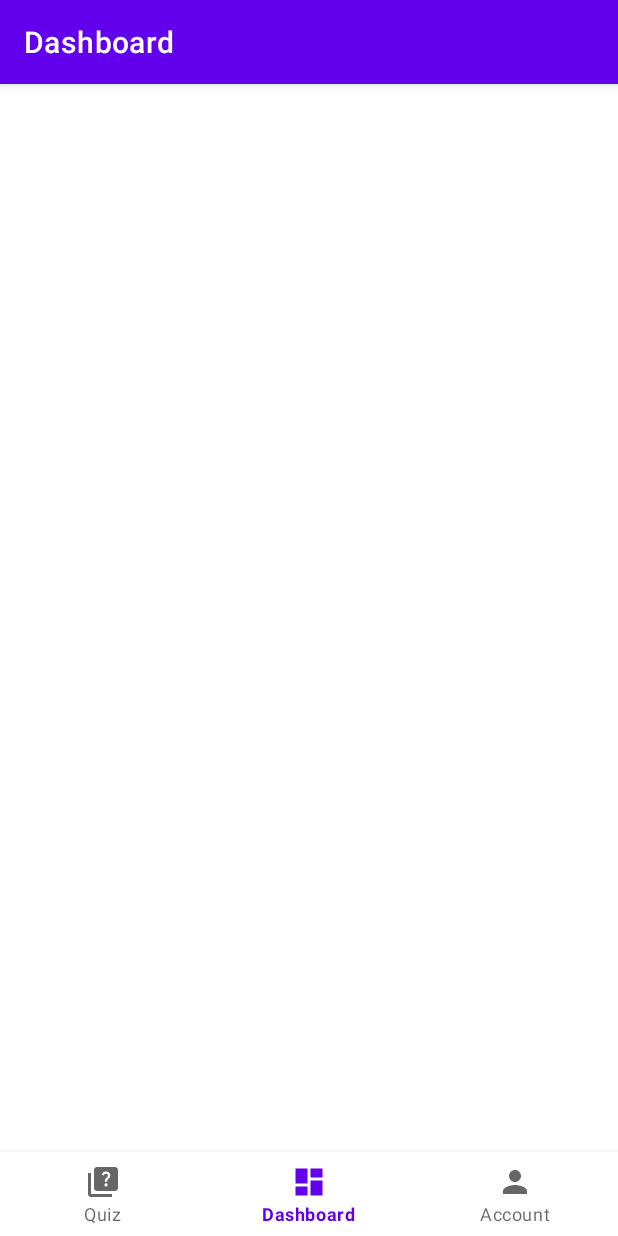
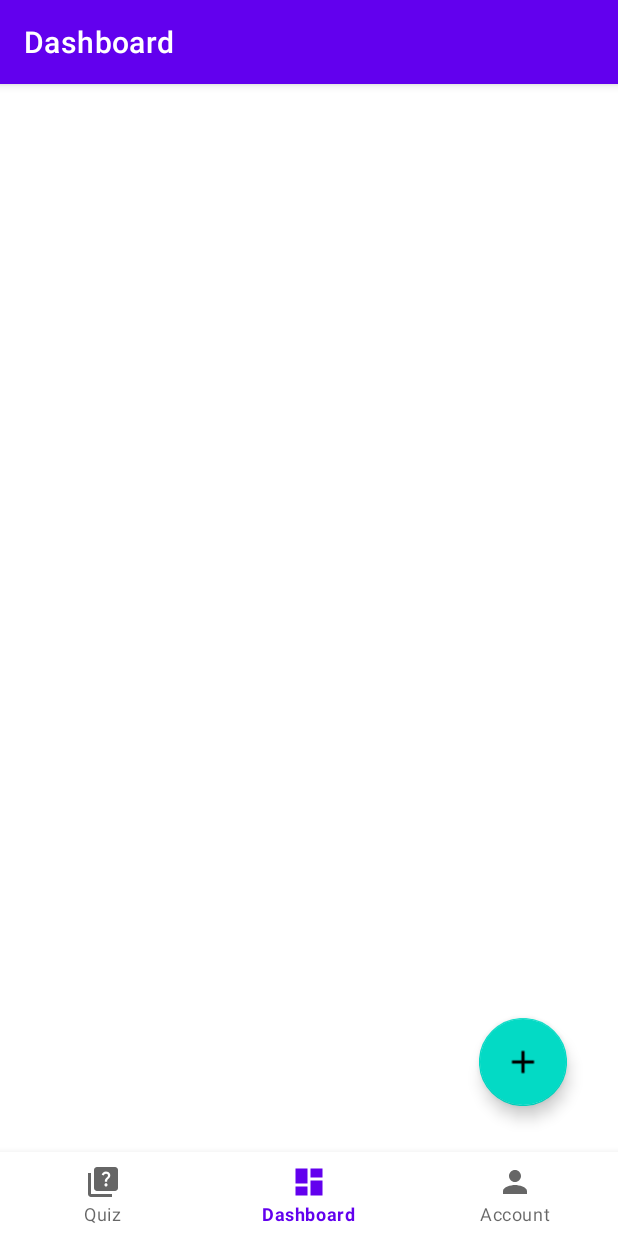
Before and after one commit to A-Ghasabyan/MathPlot, an Android app: the screen it shows after launch (MainActivity), on a phone screen of 412 x 824 dp. Run offline under Robolectric (Android 15) with nearby library versions, the phone set to English and light mode, and no system bars; our stand-ins replace navigation-ui.

Commit message:
Commit Message

```diff
--- a/app/build.gradle.kts
+++ b/app/build.gradle.kts
@@ -43,6 +43,7 @@ dependencies {
     implementation(libs.lifecycle.viewmodel.ktx)
     implementation(libs.navigation.fragment)
     implementation(libs.navigation.ui)
+    implementation(libs.mpandroidchart)
     testImplementation(libs.junit)
     androidTestImplementation(libs.ext.junit)
     androidTestImplementation(libs.espresso.core)
--- a/app/src/main/java/com/example/myapplication/ui/dashboard/DashboardFragment.java
+++ b/app/src/main/java/com/example/myapplication/ui/dashboard/DashboardFragment.java
@@ -10,7 +10,9 @@ import androidx.annotation.NonNull;
 import androidx.fragment.app.Fragment;
 import androidx.lifecycle.ViewModelProvider;
 
+import com.example.myapplication.R;
 import com.example.myapplication.databinding.FragmentDashboardBinding;
+import com.google.android.material.snackbar.Snackbar;
 
 public class DashboardFragment extends Fragment {
 
@@ -24,6 +26,12 @@ public class DashboardFragment extends Fragment {
         binding = FragmentDashboardBinding.inflate(inflater, container, false);
         View root = binding.getRoot();
 
+        binding.fab.setOnClickListener(new View.OnClickListener() {
+            @Override
+            public void onClick(View view) {
+            }
+        });
+
         return root;
     }
 
--- /dev/null
+++ b/app/src/main/res/drawable/baseline_add_24.xml
@@ -0,0 +1,5 @@
+<vector xmlns:android="http://schemas.android.com/apk/res/android" android:height="24dp" android:tint="#000000" android:viewportHeight="24" android:viewportWidth="24" android:width="24dp">
+
+    <path android:fillColor="@android:color/white" android:pathData="M19,13h-6v6h-2v-6H5v-2h6V5h2v6h6v2z"/>
+
+</vector>
--- a/app/src/main/res/layout/fragment_dashboard.xml
+++ b/app/src/main/res/layout/fragment_dashboard.xml
@@ -1,9 +1,22 @@
 <?xml version="1.0" encoding="utf-8"?>
-<androidx.constraintlayout.widget.ConstraintLayout xmlns:android="http://schemas.android.com/apk/res/android"
+<androidx.constraintlayout.widget.ConstraintLayout
+    xmlns:android="http://schemas.android.com/apk/res/android"
     xmlns:app="http://schemas.android.com/apk/res-auto"
     xmlns:tools="http://schemas.android.com/tools"
     android:layout_width="match_parent"
     android:layout_height="match_parent"
     tools:context=".ui.dashboard.DashboardFragment">
 
+    <com.google.android.material.floatingactionbutton.FloatingActionButton
+        android:id="@+id/fab"
+        android:layout_width="wrap_content"
+        android:layout_height="wrap_content"
+        android:layout_marginEnd="35dp"
+        android:layout_marginBottom="88dp"
+        android:scaleX="1.05"
+        android:scaleY="1.05"
+        app:layout_constraintBottom_toBottomOf="parent"
+        app:layout_constraintEnd_toEndOf="parent"
+        app:srcCompat="@drawable/baseline_add_24" />
+
 </androidx.constraintlayout.widget.ConstraintLayout>
--- a/gradle/libs.versions.toml
+++ b/gradle/libs.versions.toml
@@ -12,6 +12,7 @@ navigationFragment = "2.8.3"
 navigationUi = "2.8.3"
 
 [libraries]
+mpandroidchart = { group = "com.github.PhilJay", name = "MPAndroidChart", version = "3.1.0" }
 junit = { group = "junit", name = "junit", version.ref = "junit" }
 ext-junit = { group = "androidx.test.ext", name = "junit", version.ref = "junitVersion" }
 espresso-core = { group = "androidx.test.espresso", name = "espresso-core", version.ref = "espressoCore" }
--- a/settings.gradle.kts
+++ b/settings.gradle.kts
@@ -8,6 +8,9 @@ pluginManagement {
             }
         }
         mavenCentral()
+        maven {
+            url = uri("https://jitpack.io")
+        }
         gradlePluginPortal()
     }
 }
@@ -16,6 +19,9 @@ dependencyResolutionManagement {
     repositories {
         google()
         mavenCentral()
+        maven {
+            url = uri("https://jitpack.io")
+        }
     }
 }
 
```
